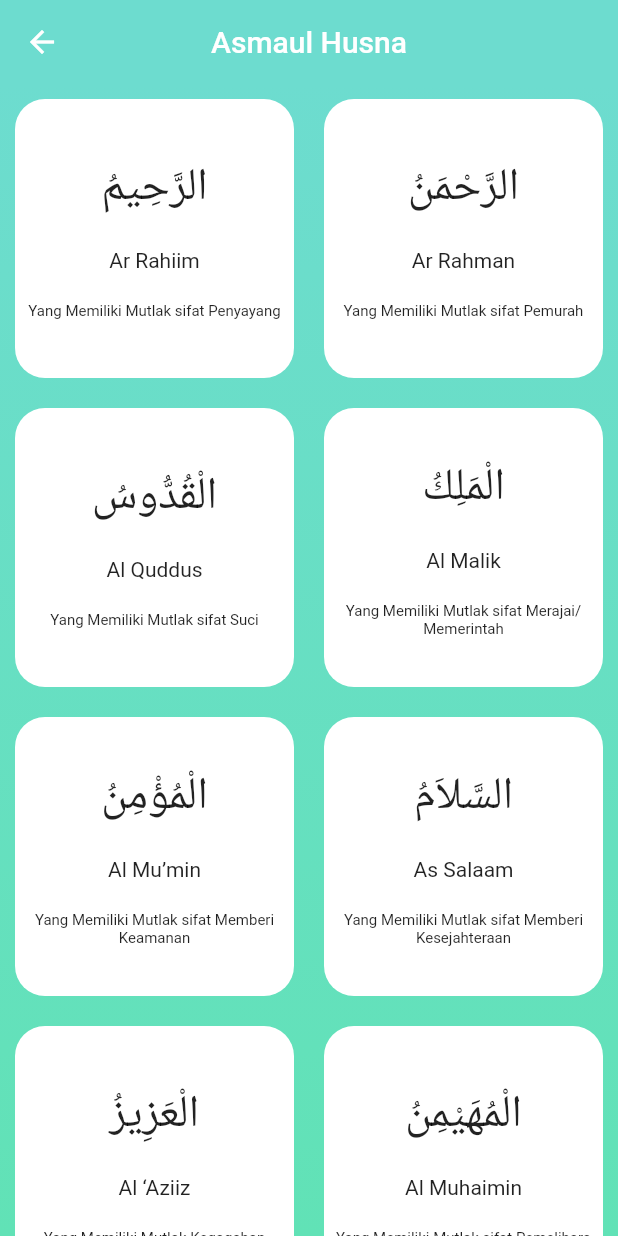
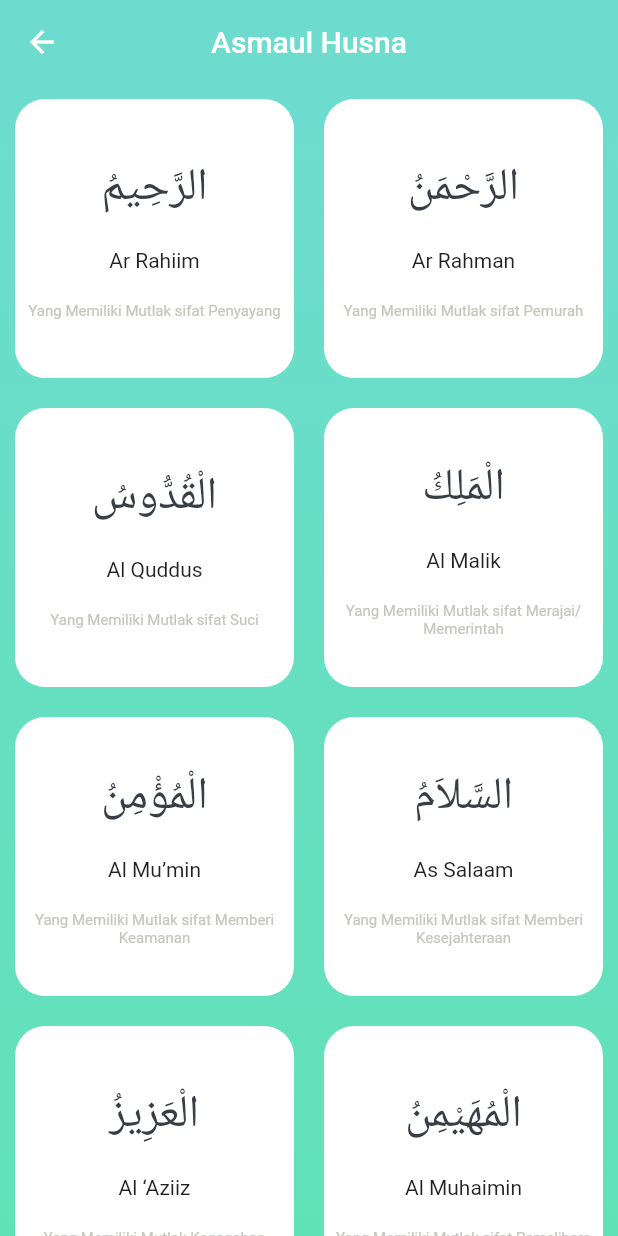
Before and after one commit to SyifaAinnur/muslim-app, a Flutter app: the PageAsmaulHusna screen opened directly, on a phone screen of 412 x 824 dp. Run offline on Flutter 3.47's test engine with Material 2 defaults, Android fonts, the phone set to English and light mode, and no system bars; our stand-ins replace audioplayers, carousel_slider, flutter_image_slideshow, flutter_svg, geocoding, geolocator and 8 more; missing offline and left inert: flutter_qiblah, geocoder, geolocator_web, pk_skeleton, shared_preferences_web; project files that could hold a hidden picture were left out.

Commit message:
Update cardasmaul.dart

```diff
--- a/lib/widget/cardasmaul.dart
+++ b/lib/widget/cardasmaul.dart
@@ -27,7 +27,9 @@ class CardAsmaul extends StatelessWidget {
           children: <Widget>[
             Text(
               arabic,
-              style: TextStyle(fontSize: 30.0),
+              style: TextStyle(fontSize: 30.0,
+              color: Color(0xff393E46)
+              ),
             ),
             SizedBox(
               height: 20.0,
@@ -39,7 +41,9 @@ class CardAsmaul extends StatelessWidget {
             Text(
               translate,
               textAlign: TextAlign.center,
-              style: TextStyle(fontSize: 10),
+              style: TextStyle(fontSize: 10,
+              color: Color(0xffC4C6BF)
+              ),
             ),
           ],
         ),
```
